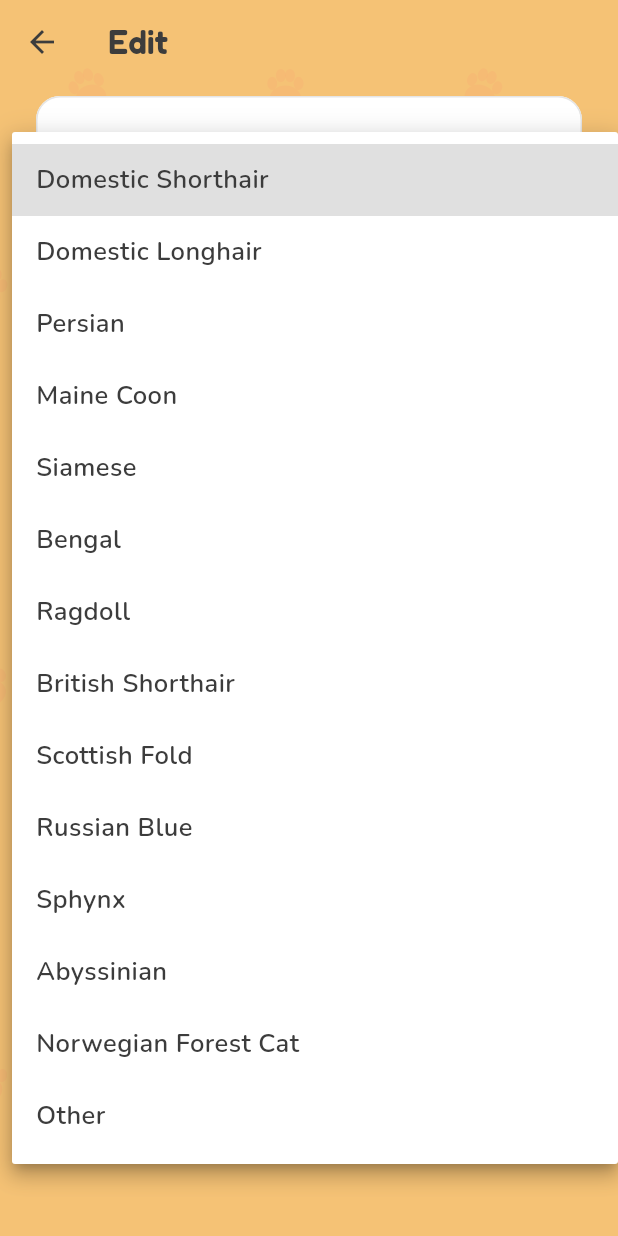
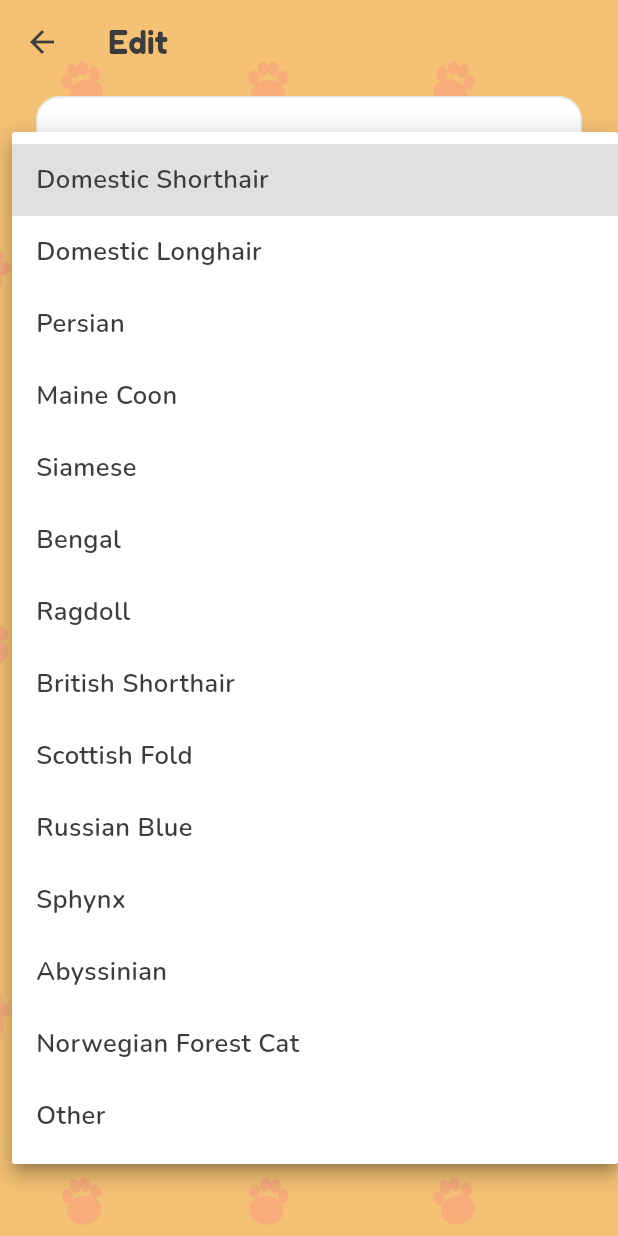
Before and after one commit to dhruvin-sarkar/Neko, a Flutter app: the EditCatScreen screen opened directly with empty values, after a tap on "Breed", on a phone screen of 412 x 824 dp. Run offline on Flutter 3.47's test engine with Material 3 defaults, Android fonts, the phone set to English and light mode, and no system bars; our stand-ins replace audioplayers, cached_network_image, cloud_firestore, confetti, file_picker, firebase_auth and 13 more; missing offline and left inert: chiclet; accounts and stored records are empty; generated files the repository leaves out were written again.

Commit message:
Make paw background visible: rosy pink at higher opacity instead of faint coral

```diff
--- a/lib/shared/widgets/paw_background.dart
+++ b/lib/shared/widgets/paw_background.dart
@@ -55,13 +55,15 @@ class _PawPainter extends CustomPainter {
 
   final Animation<double> progress;
 
-  static const double _tile = 132;
-  static const double _pawSize = 22;
+  static const double _tile = 124;
+  static const double _pawSize = 24;
 
   @override
   void paint(Canvas canvas, Size size) {
+    // A rosy pink reads clearly on the amber (coral was too close in hue to
+    // show), but kept low-opacity so it stays texture, not noise.
     final Paint paint = Paint()
-      ..color = AppColors.primary.withValues(alpha: 0.08);
+      ..color = const Color(0xFFFF5C8D).withValues(alpha: 0.22);
 
     final double t = progress.value;
     final double shiftX = t * _tile;
```
